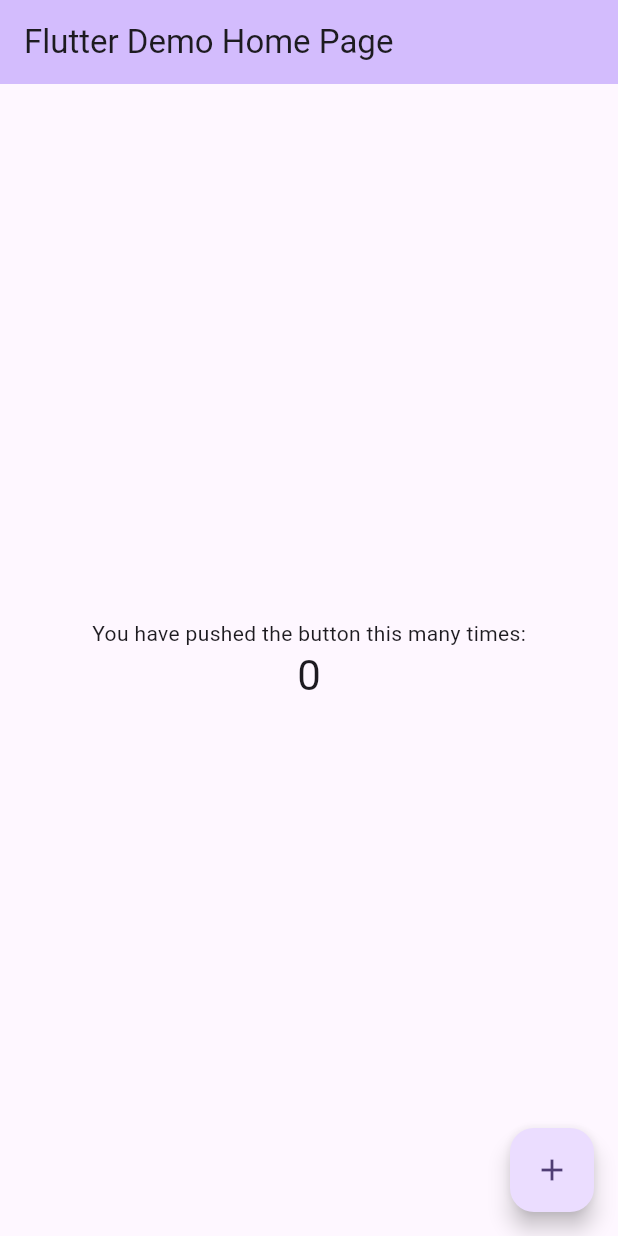
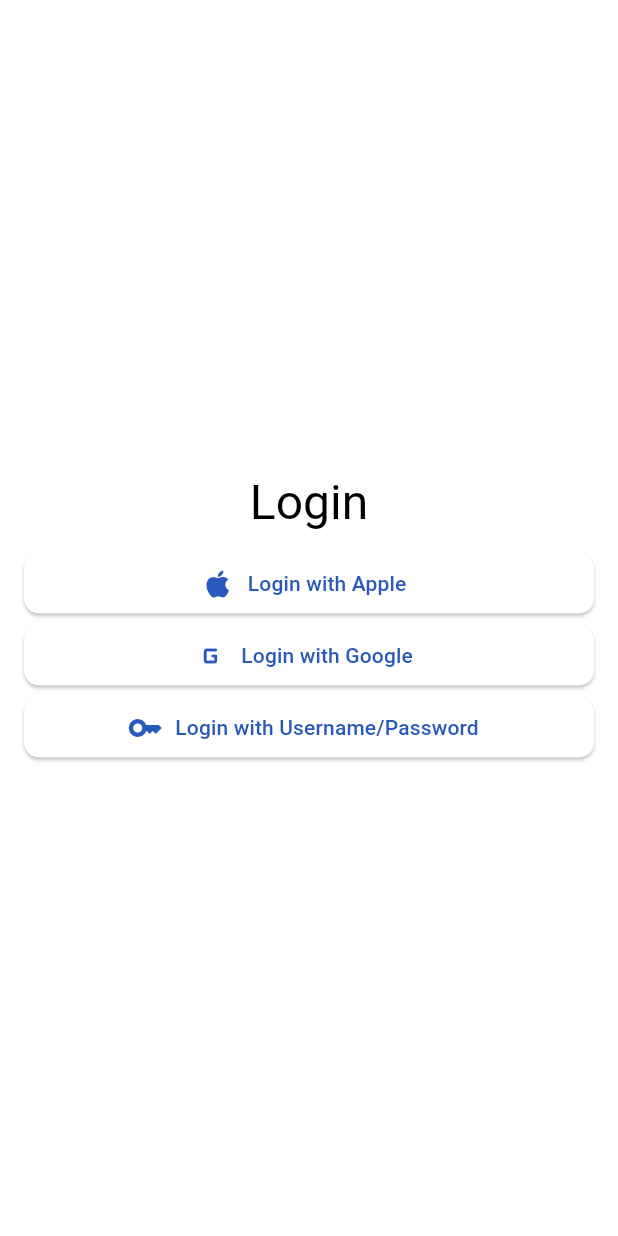
Before and after one commit to BoilerBond/FlutterApp, a Flutter app: the screen it shows after launch, on a phone screen of 412 x 824 dp. Run offline on Flutter 3.47's test engine with Material 3 defaults, Android fonts, the phone set to English and light mode, and no system bars.

Commit message:
Added login screen

```diff
--- a/lib/main.dart
+++ b/lib/main.dart
@@ -1,4 +1,7 @@
 import 'package:flutter/material.dart';
+
+// screens
+import 'presentation/login/login_screen.dart';
 
 void main() {
   runApp(const MyApp());
@@ -11,27 +14,21 @@ class MyApp extends StatelessWidget {
   @override
   Widget build(BuildContext context) {
     return MaterialApp(
-      title: 'Flutter Demo',
+      // TODO: This must be changed
+      home: LoginScreen(),
       theme: ThemeData(
-        // This is the theme of your application.
-        //
-        // TRY THIS: Try running your application with "flutter run". You'll see
-        // the application has a purple toolbar. Then, without quitting the app,
-        // try changing the seedColor in the colorScheme below to Colors.green
-        // and then invoke "hot reload" (save your changes or press the "hot
-        // reload" button in a Flutter-supported IDE, or press "r" if you used
-        // the command line to start the app).
-        //
-        // Notice that the counter didn't reset back to zero; the application
-        // state is not lost during the reload. To reset the state, use hot
-        // restart instead.
-        //
-        // This works for code too, not just values: Most code changes can be
-        // tested with just a hot reload.
-        colorScheme: ColorScheme.fromSeed(seedColor: Colors.deepPurple),
-        useMaterial3: true,
+        colorScheme: ColorScheme(
+          brightness: Brightness.light,
+          primary: const Color.fromARGB(255, 40, 89, 187),
+          onPrimary: const Color.fromARGB(255, 66, 139, 240),
+          secondary: const Color.fromARGB(255, 17, 147, 170),
+          onSecondary: const Color.fromARGB(255, 28, 206, 206),
+          error: const Color.fromARGB(255, 255, 68, 68),
+          onError: const Color.fromARGB(255, 255, 68, 68),
+          surface: const Color.fromARGB(255, 255, 255, 255),
+          onSurface: const Color.fromARGB(255, 0, 0, 0),
+        ),
       ),
-      home: const MyHomePage(title: 'Flutter Demo Home Page'),
     );
   }
 }
--- /dev/null
+++ b/lib/presentation/login/login_screen.dart
@@ -0,0 +1,146 @@
+import 'package:flutter/material.dart';
+
+class LoginScreen extends StatefulWidget {
+  const LoginScreen({super.key});
+
+  @override
+  _LoginScreenState createState() => _LoginScreenState();
+}
+
+class _LoginScreenState extends State<LoginScreen> {
+  bool _showUsernameLogin = false;
+
+  void loginWithApple() {
+    // TODO: implement log in with apple
+  }
+
+  void loginWithGoogle() {
+    // TODO: implement log in with google
+  }
+
+  void loginWithPassword() {
+    // TODO: implement log in with username/password
+  }
+
+  void setPasswordLoginFormVisibility(bool visibility) {
+    setState(() {
+      _showUsernameLogin = visibility;
+    });
+  }
+
+  @override
+  Widget build(BuildContext context) {
+    final theme = Theme.of(context);
+    final textTheme = theme.textTheme;
+
+    return Scaffold(
+        body: _showUsernameLogin
+            ? Stack(
+                children: [
+                  Padding(
+                    padding: EdgeInsets.all(16.0),
+                    child: Form(
+                      child: Column(
+                        mainAxisAlignment: MainAxisAlignment.center,
+                        children: [
+                          // Main title of the login screen.
+                          Text("Login", style: Theme.of(context).textTheme.headlineLarge),
+
+                          // Text field for entering the username.
+                          TextFormField(
+                            decoration: InputDecoration(labelText: 'Username'),
+                            validator: (value) {
+                              if (value == null || value.isEmpty) {
+                                return 'Please enter a username'; // Validation for empty username.
+                              }
+                              return null;
+                            },
+                          ),
+
+                          // Space between input fields.
+                          SizedBox(height: 16.0),
+
+                          // Text field for entering the password.
+                          TextFormField(
+                            decoration: InputDecoration(labelText: 'Password'),
+                            obscureText: true,
+                            validator: (value) {
+                              if (value == null || value.isEmpty) {
+                                return 'Please enter a password';
+                              }
+                              return null;
+                            },
+                          ),
+
+                          // Space between input fields.
+                          SizedBox(height: 16.0),
+
+                          // Login button.
+                          ElevatedButton(
+                            child: Text('Login'),
+                            style: ElevatedButton.styleFrom(
+                              shape: RoundedRectangleBorder(
+                                borderRadius: BorderRadius.circular(10),
+                              ),
+                            ),
+                            onPressed: () {},
+                          ),
+                        ],
+                      ),
+                    ),
+                  ),
+
+                  // Positioned widget to place the "Back" button at the bottom left of the screen.
+                  Positioned(
+                    top: 5,
+                    left: 5,
+                    child: TextButton(
+                      onPressed: () => {setPasswordLoginFormVisibility(false)},
+                      child: Text("Back"),
+                    ),
+                  ),
+                ],
+              )
+            : Padding(
+                padding: EdgeInsets.all(16.0),
+                child: Center(
+                    child: Column(mainAxisAlignment: MainAxisAlignment.center, children: <Widget>[
+                  // Main title of the login screen.
+                  Text("Login", style: textTheme.headlineLarge),
+
+                  // Space below the title.
+                  SizedBox(height: 10),
+
+                  // Button for Apple login.
+                  SizedBox(
+                      width: double.infinity,
+                      child: ElevatedButton.icon(
+                        icon: Icon(Icons.apple, size: 24),
+                        label: Text('Login with Apple'),
+                        style: ElevatedButton.styleFrom(shape: RoundedRectangleBorder(borderRadius: BorderRadius.circular(10))),
+                        onPressed: loginWithApple,
+                      )),
+
+                  // Button for Google login.
+                  SizedBox(
+                      width: double.infinity,
+                      child: ElevatedButton.icon(
+                        icon: Icon(Icons.g_mobiledata_rounded, size: 24),
+                        label: Text('Login with Google'),
+                        style: ElevatedButton.styleFrom(shape: RoundedRectangleBorder(borderRadius: BorderRadius.circular(10))),
+                        onPressed: loginWithGoogle,
+                      )),
+
+                  // Button to switch to username/password login form.
+                  SizedBox(
+                      width: double.infinity,
+                      child: ElevatedButton.icon(
+                        icon: Icon(Icons.key, size: 24),
+                        label: Text('Login with Username/Password'),
+                        style: ElevatedButton.styleFrom(shape: RoundedRectangleBorder(borderRadius: BorderRadius.circular(10))),
+                        onPressed: () => {setPasswordLoginFormVisibility(true)},
+                      )),
+                ])),
+              ));
+  }
+}
```
Also changed, not shown: 1 other file.
